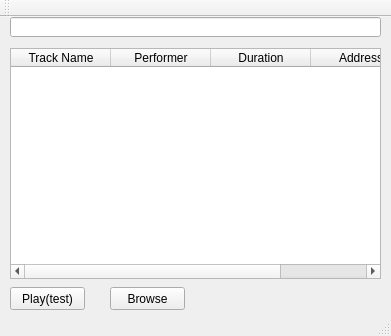
First picture: the form in mainwindow.ui, repository Southeast0010/weasel, before the edit.
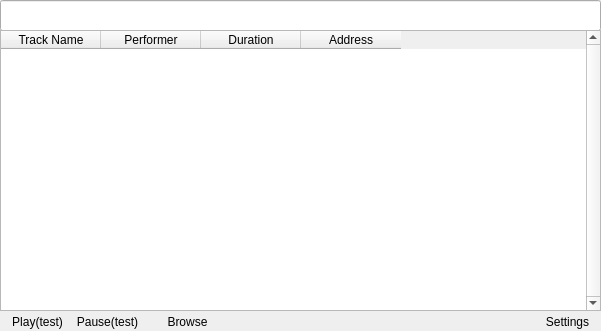
Second picture: the form after the edit.

What changed in the file:
```diff
--- a/mainwindow.ui
+++ b/mainwindow.ui
@@ -2,18 +2,21 @@
 <ui version="4.0">
  <class>MainWindow</class>
  <widget class="QMainWindow" name="MainWindow">
+  <property name="enabled">
+   <bool>true</bool>
+  </property>
   <property name="geometry">
    <rect>
     <x>0</x>
     <y>0</y>
-    <width>391</width>
-    <height>336</height>
+    <width>601</width>
+    <height>331</height>
    </rect>
   </property>
   <property name="maximumSize">
    <size>
-    <width>391</width>
-    <height>336</height>
+    <width>16777215</width>
+    <height>16777215</height>
    </size>
   </property>
   <property name="windowTitle">
@@ -23,18 +26,18 @@
    <widget class="QLineEdit" name="lineEdit">
     <property name="geometry">
      <rect>
-      <x>10</x>
+      <x>0</x>
       <y>0</y>
-      <width>371</width>
-      <height>20</height>
+      <width>601</width>
+      <height>31</height>
      </rect>
     </property>
    </widget>
    <widget class="QPushButton" name="playBotton">
     <property name="geometry">
      <rect>
-      <x>10</x>
-      <y>270</y>
+      <x>0</x>
+      <y>310</y>
       <width>75</width>
       <height>23</height>
      </rect>
@@ -42,12 +45,15 @@
     <property name="text">
      <string>Play(test)</string>
     </property>
+    <property name="flat">
+     <bool>true</bool>
+    </property>
    </widget>
    <widget class="QPushButton" name="browseBotton">
     <property name="geometry">
      <rect>
-      <x>110</x>
-      <y>270</y>
+      <x>150</x>
+      <y>310</y>
       <width>75</width>
       <height>23</height>
      </rect>
@@ -55,16 +61,28 @@
     <property name="text">
      <string>Browse</string>
     </property>
+    <property name="flat">
+     <bool>true</bool>
+    </property>
    </widget>
    <widget class="QTableWidget" name="tableWidget">
     <property name="geometry">
      <rect>
-      <x>10</x>
-      <y>31</y>
-      <width>371</width>
-      <height>231</height>
+      <x>0</x>
+      <y>30</y>
+      <width>601</width>
+      <height>281</height>
      </rect>
     </property>
+    <property name="verticalScrollBarPolicy">
+     <enum>Qt::ScrollBarAlwaysOn</enum>
+    </property>
+    <property name="horizontalScrollBarPolicy">
+     <enum>Qt::ScrollBarAlwaysOff</enum>
+    </property>
+    <property name="alternatingRowColors">
+     <bool>true</bool>
+    </property>
     <property name="selectionMode">
      <enum>QAbstractItemView::SingleSelection</enum>
     </property>
@@ -98,16 +116,39 @@
      </property>
     </column>
    </widget>
+   <widget class="QPushButton" name="pauseButton">
+    <property name="geometry">
+     <rect>
+      <x>70</x>
+      <y>310</y>
+      <width>75</width>
+      <height>23</height>
+     </rect>
+    </property>
+    <property name="text">
+     <string>Pause(test)</string>
+    </property>
+    <property name="flat">
+     <bool>true</bool>
+    </property>
+   </widget>
+   <widget class="QPushButton" name="settingsBotton">
+    <property name="geometry">
+     <rect>
+      <x>530</x>
+      <y>310</y>
+      <width>75</width>
+      <height>23</height>
+     </rect>
+    </property>
+    <property name="text">
+     <string>Settings</string>
+    </property>
+    <property name="flat">
+     <bool>true</bool>
+    </property>
+   </widget>
   </widget>
-  <widget class="QToolBar" name="mainToolBar">
-   <attribute name="toolBarArea">
-    <enum>TopToolBarArea</enum>
-   </attribute>
-   <attribute name="toolBarBreak">
-    <bool>false</bool>
-   </attribute>
-  </widget>
-  <widget class="QStatusBar" name="statusBar"/>
  </widget>
  <layoutdefault spacing="6" margin="11"/>
  <resources/>
```
Left out of the diff: 3 changed lines with no effect on the pictures.
